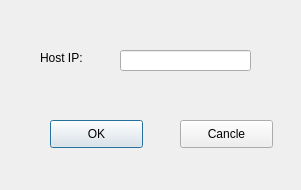
Before: the Qt Designer form newdialog.ui in function2-llx/Chinese-Chess, drawn with Qt 5.
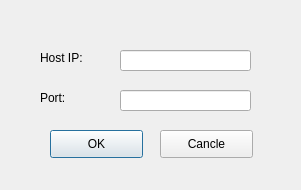
After: the same form once the commit is applied.

Diff of the .ui file:
```diff
--- a/newdialog.ui
+++ b/newdialog.ui
@@ -17,7 +17,7 @@
    <property name="geometry">
     <rect>
      <x>50</x>
-     <y>120</y>
+     <y>130</y>
      <width>93</width>
      <height>28</height>
     </rect>
@@ -29,8 +29,8 @@
   <widget class="QPushButton" name="cancle_pushButton">
    <property name="geometry">
     <rect>
-     <x>180</x>
-     <y>120</y>
+     <x>160</x>
+     <y>130</y>
      <width>93</width>
      <height>28</height>
     </rect>
@@ -62,6 +62,29 @@
     </rect>
    </property>
   </widget>
+  <widget class="QLabel" name="label_2">
+   <property name="geometry">
+    <rect>
+     <x>40</x>
+     <y>90</y>
+     <width>72</width>
+     <height>15</height>
+    </rect>
+   </property>
+   <property name="text">
+    <string>Port:</string>
+   </property>
+  </widget>
+  <widget class="QLineEdit" name="lineEdit_2">
+   <property name="geometry">
+    <rect>
+     <x>120</x>
+     <y>90</y>
+     <width>131</width>
+     <height>21</height>
+    </rect>
+   </property>
+  </widget>
  </widget>
  <resources/>
  <connections/>
```
